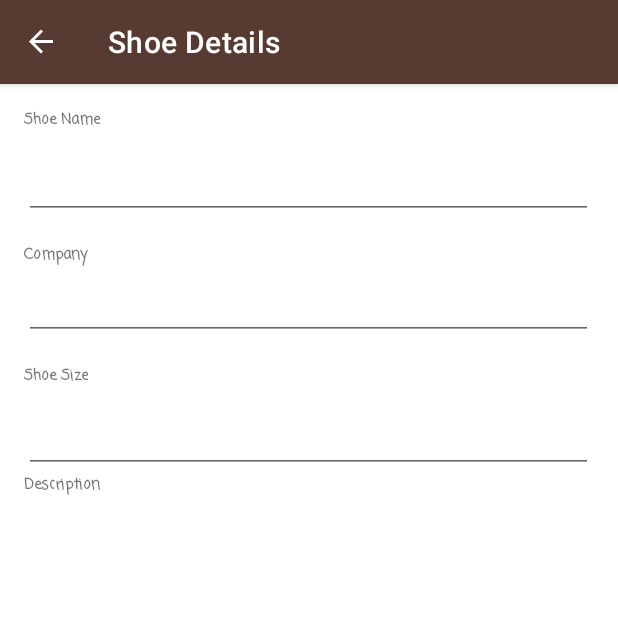
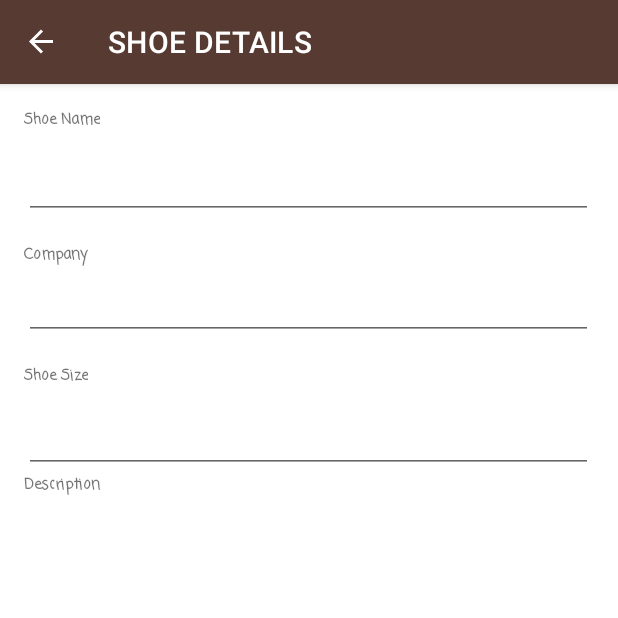
Before and after one commit to meaem/MarvellousShoeStore, an Android app: the DetailsFragment screen opened through its navigation route, on a phone screen of 412 x 824 dp, the top half of it. Run offline under Robolectric (Android 15) with nearby library versions, the phone set to English and light mode, and no system bars; our stand-ins replace Timber, data binding, navigation-ui.

Commit message:
Added animations and Capitalized fragments' labels

```diff
--- a/app/src/main/res/navigation/navigation_graph.xml
+++ b/app/src/main/res/navigation/navigation_graph.xml
@@ -14,6 +14,10 @@
         <action
             android:id="@+id/action_loginFragment2_to_welcomeFragment"
             app:destination="@id/graph_welcomeFragment"
+            app:enterAnim="@android:anim/fade_in"
+            app:exitAnim="@android:anim/fade_out"
+            app:popEnterAnim="@android:anim/fade_in"
+            app:popExitAnim="@android:anim/slide_out_right"
             app:popUpTo="@id/graph_loginFragment"
             app:popUpToInclusive="true" />
     </fragment>
@@ -24,6 +28,10 @@
         <action
             android:id="@+id/action_welcomeFragment_to_instructionsFragment"
             app:destination="@id/graph_instructionsFragment"
+            app:enterAnim="@android:anim/slide_in_left"
+            app:exitAnim="@android:anim/slide_out_right"
+            app:popEnterAnim="@android:anim/slide_in_left"
+            app:popExitAnim="@android:anim/slide_out_right"
             app:popUpToInclusive="false" />
     </fragment>
     <fragment
@@ -33,6 +41,10 @@
         <action
             android:id="@+id/action_instructionsFragment_to_shoeListFragment"
             app:destination="@id/graph_shoeListFragment"
+            app:enterAnim="@android:anim/slide_in_left"
+            app:exitAnim="@android:anim/slide_out_right"
+            app:popEnterAnim="@android:anim/slide_in_left"
+            app:popExitAnim="@android:anim/slide_out_right"
             app:popUpTo="@id/graph_welcomeFragment"
             app:popUpToInclusive="true" />
     </fragment>
@@ -42,10 +54,18 @@
         android:label="@string/shoe_list_fragment_title">
         <action
             android:id="@+id/action_shoeListFragment_to_detailsFragment"
-            app:destination="@id/graph_detailsFragment" />
+            app:destination="@id/graph_detailsFragment"
+            app:enterAnim="@android:anim/slide_in_left"
+            app:exitAnim="@android:anim/slide_out_right"
+            app:popEnterAnim="@android:anim/slide_in_left"
+            app:popExitAnim="@android:anim/slide_out_right" />
         <action
             android:id="@+id/action_graph_shoeListFragment_to_graph_loginFragment"
             app:destination="@id/graph_loginFragment"
+            app:enterAnim="@android:anim/slide_in_left"
+            app:exitAnim="@android:anim/slide_out_right"
+            app:popEnterAnim="@android:anim/slide_in_left"
+            app:popExitAnim="@android:anim/slide_out_right"
             app:popUpTo="@id/graph_shoeListFragment"
             app:popUpToInclusive="true" />
     </fragment>
@@ -57,6 +77,10 @@
         <action
             android:id="@+id/action_detailsFragment_to_shoeListFragment"
             app:destination="@id/graph_shoeListFragment"
+            app:enterAnim="@android:anim/slide_in_left"
+            app:exitAnim="@android:anim/slide_out_right"
+            app:popEnterAnim="@android:anim/slide_in_left"
+            app:popExitAnim="@android:anim/slide_out_right"
             app:popUpTo="@id/graph_shoeListFragment"
             app:popUpToInclusive="true" />
     </fragment>
--- a/app/src/main/res/values/strings.xml
+++ b/app/src/main/res/values/strings.xml
@@ -25,11 +25,11 @@
     <string name="shoe_size_lbl">Shoe Size</string>
     <string name="shoe_company_lbl">Company</string>
     <string name="shoe_name_lbl">Shoe Name</string>
-    <string name="login_fragment_title">Login</string>
-    <string name="welcome_fragment_title">Welcome</string>
-    <string name="instructions_fragment_title">Instructions</string>
-    <string name="shoe_list_fragment_title">Shoe List</string>
-    <string name="details_fragment_title">Shoe Details</string>
+    <string name="login_fragment_title">LOGIN</string>
+    <string name="welcome_fragment_title">WELCOME</string>
+    <string name="instructions_fragment_title">INSTRUCTIONS</string>
+    <string name="shoe_list_fragment_title">SHOE LIST</string>
+    <string name="details_fragment_title">SHOE DETAILS</string>
     <string name="password_hint">123456</string>
     <string name="email_hint">user@example.com</string>
     <!--    <string name="incorrect_size_error">valid sizes between %d and %d only</string>-->
```
